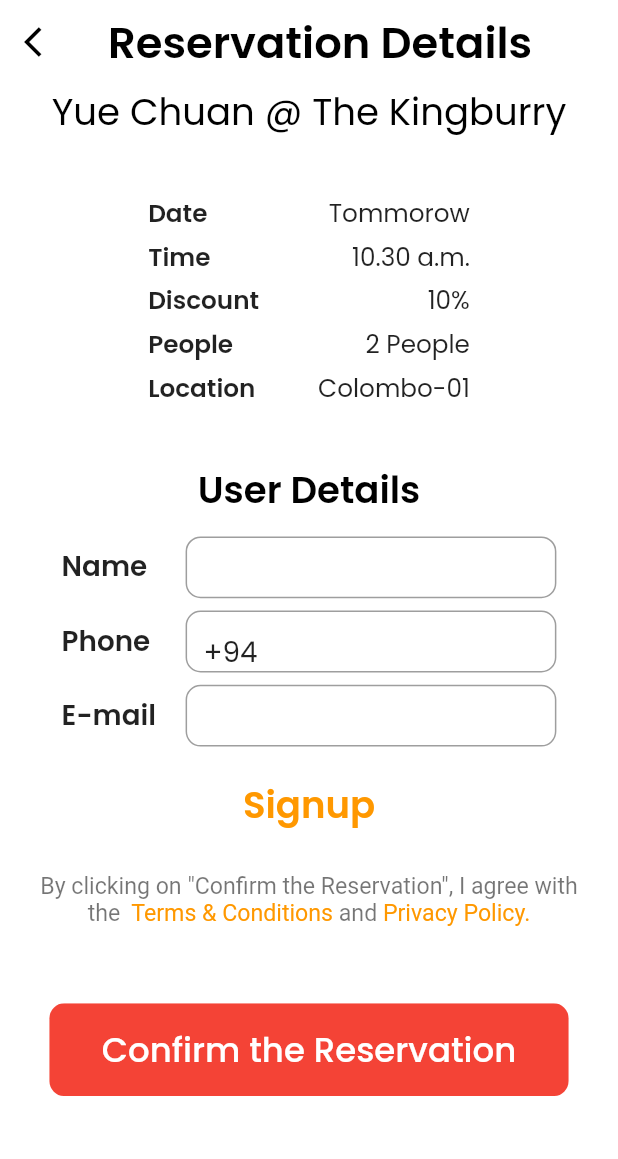
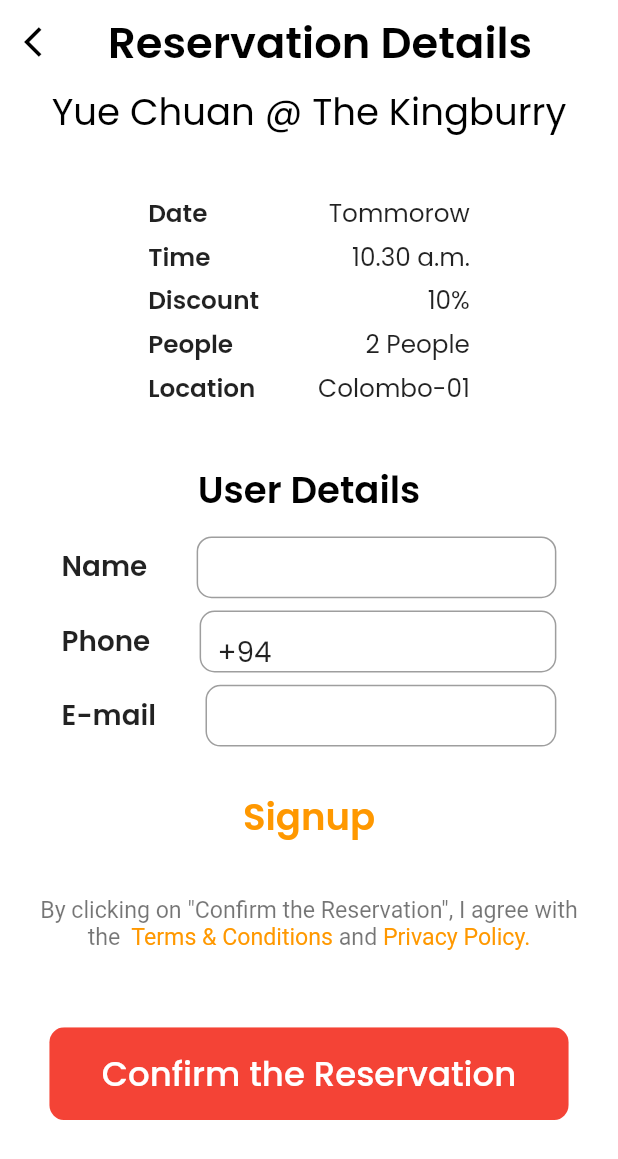
Before and after one commit to lanka97/DealsApp, a Flutter app: the Reservation screen opened by its route, on a phone screen of 412 x 824 dp. Shown: the top 1159 px of the screen. Run offline on Flutter 3.47's test engine with Material 2 defaults, Android fonts, the phone set to English and light mode, and no system bars; our stand-ins replace cached_network_image; missing offline and left inert: qrscan.

Commit message:
ui changes

```diff
--- a/lib/pages/reservation.dart
+++ b/lib/pages/reservation.dart
@@ -1,5 +1,6 @@
 import 'package:flutter/cupertino.dart';
 import 'package:flutter/material.dart';
+import 'package:flutter/rendering.dart';
 import 'package:offpeak/pages/scan.dart';
 import 'package:offpeak/utils/size_config.dart';
 import 'package:offpeak/models/reserve.dart';
@@ -188,7 +189,9 @@ class _Reservation extends State<Reservation> {
                         crossAxisAlignment: CrossAxisAlignment.start,
                         mainAxisAlignment: MainAxisAlignment.start,
                         children: <Widget>[
-                          Row(
+                          Container(
+                            height: SizeConfig.screenHeight * 0.05,
+                            child: Row(
                               mainAxisAlignment: MainAxisAlignment.spaceBetween,
                               children: <Widget>[
                                 Text(
@@ -199,9 +202,8 @@ class _Reservation extends State<Reservation> {
                                     fontWeight: FontWeight.bold,
                                   ),
                                 ),
-                              SizedBox(
-                                width: SizeConfig.screenWidth * 0.6,
-                                height: SizeConfig.screenHeight * 0.05,
+                                SizedBox(width: SizeConfig.blockSizeHorizontal * 8,),
+                                Expanded(
                                   child: TextField(
                                     style: TextStyle(
                                       fontSize:
@@ -225,8 +227,11 @@ class _Reservation extends State<Reservation> {
                                 ),
                               ],
                             ),
+                          ),
                           SizedBox(height: SizeConfig.screenHeight * 0.01),
-                          Row(
+                          Container(
+                            height: SizeConfig.screenHeight * 0.05,
+                            child: Row(
                               mainAxisAlignment: MainAxisAlignment.spaceBetween,
                               children: <Widget>[
                                 Text(
@@ -236,9 +241,8 @@ class _Reservation extends State<Reservation> {
                                           SizeConfig.blockSizeHorizontal * 4.5,
                                       fontWeight: FontWeight.bold),
                                 ),
-                              SizedBox(
-                                width: SizeConfig.screenWidth * 0.6,
-                                height: SizeConfig.screenHeight * 0.05,
+                                SizedBox(width: SizeConfig.blockSizeHorizontal * 8,),
+                                Expanded(
                                   child: TextFormField(
                                     initialValue: "+94",
                                     style: TextStyle(
@@ -263,8 +267,11 @@ class _Reservation extends State<Reservation> {
                                 ),
                               ],
                             ),
+                          ),
                           SizedBox(height: SizeConfig.screenHeight * 0.01),
-                          Row(
+                          Container(
+                            height: SizeConfig.screenHeight * 0.05,
+                            child: Row(
                               mainAxisAlignment: MainAxisAlignment.spaceBetween,
                               children: <Widget>[
                                 Text(
@@ -274,9 +281,8 @@ class _Reservation extends State<Reservation> {
                                           SizeConfig.blockSizeHorizontal * 4.5,
                                       fontWeight: FontWeight.bold),
                                 ),
-                              SizedBox(
-                                width: SizeConfig.screenWidth * 0.6,
-                                height: SizeConfig.screenHeight * 0.05,
+                                SizedBox(width: SizeConfig.blockSizeHorizontal * 8,),
+                                Expanded(
                                   child: TextField(
                                     style: TextStyle(
                                       fontSize:
@@ -299,6 +305,7 @@ class _Reservation extends State<Reservation> {
                                   ),
                                 ),
                               ],
+                            ),
                           )
                         ],
                       ),
@@ -307,7 +314,14 @@ class _Reservation extends State<Reservation> {
                 ),
               ),
               SizedBox(height: SizeConfig.screenHeight * 0.02),
+              Row(
+                mainAxisSize: MainAxisSize.min,
+                crossAxisAlignment: CrossAxisAlignment.center,
+                mainAxisAlignment: MainAxisAlignment.center,
+                children: <Widget>[
                   InkWell(
+                    child: Padding(
+                      padding: const EdgeInsets.all(8.0),
                       child: Text(
                         "Signup",
                         textAlign: TextAlign.center,
@@ -316,9 +330,12 @@ class _Reservation extends State<Reservation> {
                             fontWeight: FontWeight.bold,
                             fontSize: SizeConfig.blockSizeHorizontal * 6.0),
                       ),
+                    ),
                     onTap: () {
                       print("value of your text");
                     },
+                  ),
+                ],
               ),
               SizedBox(height: SizeConfig.screenHeight * 0.02),
               Container(
```
Also changed, not shown: lib/pages/view_restaurant.dart (+83 -26 lines). Lines whose indentation alone changed are shown as unchanged.
